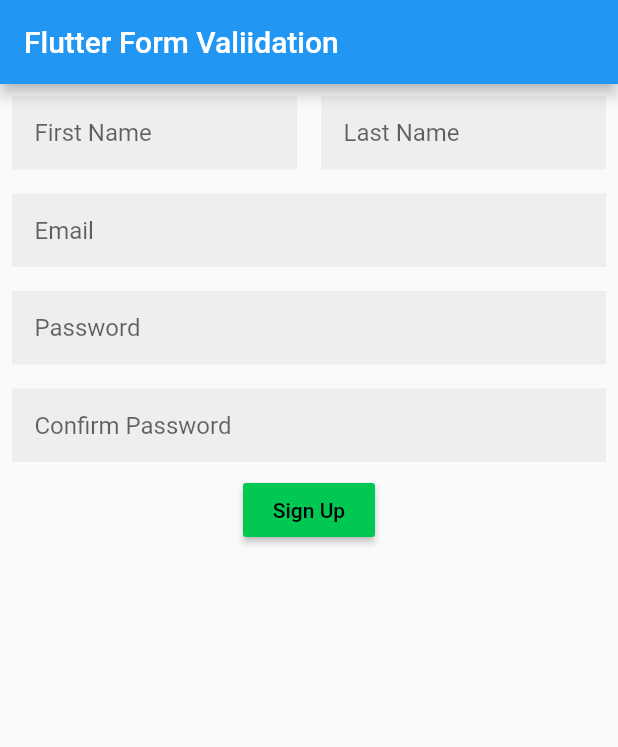
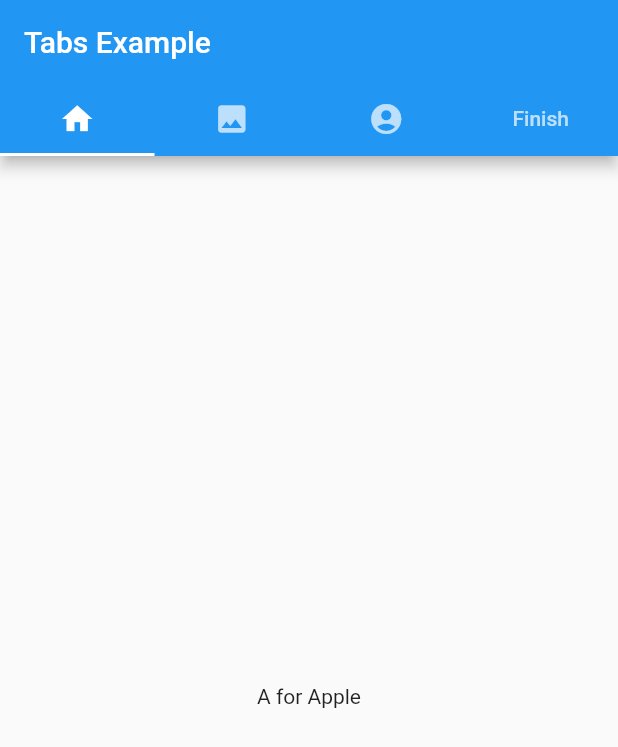
Before and after one commit to bgurtz/Flutter, a Flutter app: the screen it shows after launch, on a phone screen of 412 x 824 dp. Shown: the top 747 px of the screen. Run offline on Flutter 3.47's test engine with Material 2 defaults, Android fonts, the phone set to English and light mode, and no system bars.

Commit message:
" Basic navigation using Tab's "

```diff
--- a/lib/main.dart
+++ b/lib/main.dart
@@ -1,199 +1,67 @@
 import 'package:flutter/material.dart';
-import 'package:flutter/semantics.dart';
-import 'package:validators/validators.dart' as validator;
-import 'result.dart';
-import 'model.dart';
 
-void main() => runApp(new MyApp());
+void main() => runApp(TabsApp());
 
-class MyApp extends StatelessWidget {
-  const MyApp({Key key}) : super(key: key);
+class TabsApp extends StatelessWidget {
+  const TabsApp({Key key}) : super(key: key);
 
   @override
   Widget build(BuildContext context) {
     return MaterialApp(
-      home: Scaffold(
-        appBar: AppBar(
-          title: Text("Flutter Form Valiidation"),
+      home: DefaultTabController(
+        length: 4,
+        child: Scaffold(
+          appBar: AppBar(
+            title: Text("Tabs Example"),
+            bottom: TabBar(
+              tabs: <Widget>[
+                Tab (child: Icon(Icons.home)),
+                Tab (child: Icon(Icons.photo)),
+                Tab (child: Icon(Icons.account_circle)),
+                Tab (child: Text("Finish")),
+              ],
+            ),
+          ),
+          body: TabBarView(
+            children: <Widget>[
+              Center(
+                child: Text("A for Apple"),
+              ),
+              Center(
+                child: Text("B for Book"),
+              ),
+              Center(
+                child: Text("C for Count"),
+              ),
+              // Center(
+              //   child: Text("Finished"),
+              // ),
+
+              FinishedView(),
+
+            ],
+          ),
         ),
-        body: TestForm(),
       ),
     );
   }
 }
 
-class TestForm extends StatefulWidget {
+class FinishedView extends StatelessWidget {
+  const FinishedView({Key key}) : super(key: key);
+
   @override
-  _TestFormState createState () => _TestFormState();
-
-}
-class _TestFormState extends State<TestForm> {
-  final _formKey = GlobalKey<FormState>();
-  Model model = Model();
-  @override
-
   Widget build(BuildContext context) {
-    final halfMediaWidth = MediaQuery.of(context).size.width / 2.0;
-
-    return Form(
-      key: _formKey,
-      child: Column(
-        children: <Widget>[
-
-          Row(
-            crossAxisAlignment: CrossAxisAlignment.start,
-            children: <Widget>[
-
-
-              Container(
-            alignment: Alignment.topCenter,
-            width: halfMediaWidth,
-            child: MyTextFormField(
-              hintText: "First Name",
-              validator: (String value) {
-                if (value.isEmpty) {
-                  return 'Enter your first name';
-                }
-                return null;
-              },
-              onSaved: (String value) {
-                model.firstName = value;
-              },
-            ),
+    return Container(
+      child: Center(
+        child: Text("Hello World",
+        style: TextStyle(
+          fontFamily: 'Pacifico',
+          fontSize: 30.0,
+          color: Colors.redAccent,
           ),
-
-          Container(
-            alignment: Alignment.topCenter,
-            width: halfMediaWidth,
-            child: MyTextFormField(
-              hintText: "Last Name",
-              validator: (String value) {
-                if (value.isEmpty) {
-                  return 'Enter your last name';
-                }
-                return null;
-              },
-              onSaved: (String value) {
-                model.lastName = value;
-              },
-            ),
-          ),
-
-
-            ],
-          ),
-
-          MyTextFormField(
-              hintText: "Email",
-              isEmail: true,
-            validator: (String value) {
-              if (!validator.isEmail(value)) {
-                return 'Please enter a valid email';
-              }
-              return null;
-            },
-            onSaved: (String value) {
-              model.email = value;
-            },
-            ),
-
-            MyTextFormField(
-              hintText: "Password",
-              isPassword: true,
-              validator: (String value) {
-                if (value.length < 7) {
-                  return 'Password should be a minimum of 7 characters';
-                }
-                _formKey.currentState.save();
-                return null;
-              },
-              onSaved: (String value) {
-                model.password = value;
-              },
-            ),
-
-            MyTextFormField(
-              hintText: "Confirm Password",
-              isPassword: true,
-              validator: (String value) {
-                if (value.length < 7) {
-                  return 'Password should be a minimum of 7 characters';
-                } else if (model.password != null && value != model.password) {
-                  return "Passwords do not match";
-                }
-                return null;
-              },
-            ),
-
-            RaisedButton(
-              color: Colors.greenAccent[700],
-              child: Text(
-                "Sign Up",
-                style: TextStyle(
-                  color: Colors.black,
-                ),
-              ),
-                onPressed: () {
-                print("SignUp");
-                  if (_formKey.currentState.validate()) {
-                    _formKey.currentState.save();
-
-                    Navigator.push(
-                        context,
-                        MaterialPageRoute(
-                            builder: (context) => Result(
-                              model: this.model,)));
-
-                  }
-                },
-            ),
-
-        ],
+        ),
       ),
     );
   }
 }
-
-class MyTextFormField extends StatelessWidget {
-  final String hintText;
-  final Function validator;
-  final Function onSaved;
-  final bool isPassword;
-  final bool isEmail;
-
-  MyTextFormField({
-    this.hintText,
-    this.validator,
-    this.onSaved,
-    this.isPassword = false,
-    this.isEmail = false,
-  });
-
-  @override
-  Widget build(BuildContext context) {
-
-    return Padding(
-      padding: EdgeInsets.all(8.0),
-      child: TextFormField(
-        decoration: InputDecoration(
-          hintText: hintText,
-          contentPadding: EdgeInsets.all(15.0),
-          border: InputBorder.none,
-
-          // border: OutlineInputBorder(
-          //   borderSide: BorderSide(
-          //     color: Colors.red
-          //   ),
-          // ),
-
-          filled: true,
-          fillColor:  Colors.grey[200],
-        ),
-        obscureText: isPassword ? true : false,
-        validator: validator,
-        onSaved: onSaved,
-        keyboardType: isEmail ? TextInputType.emailAddress : TextInputType.text,
-      ),
-    );
-  }
-}
```
